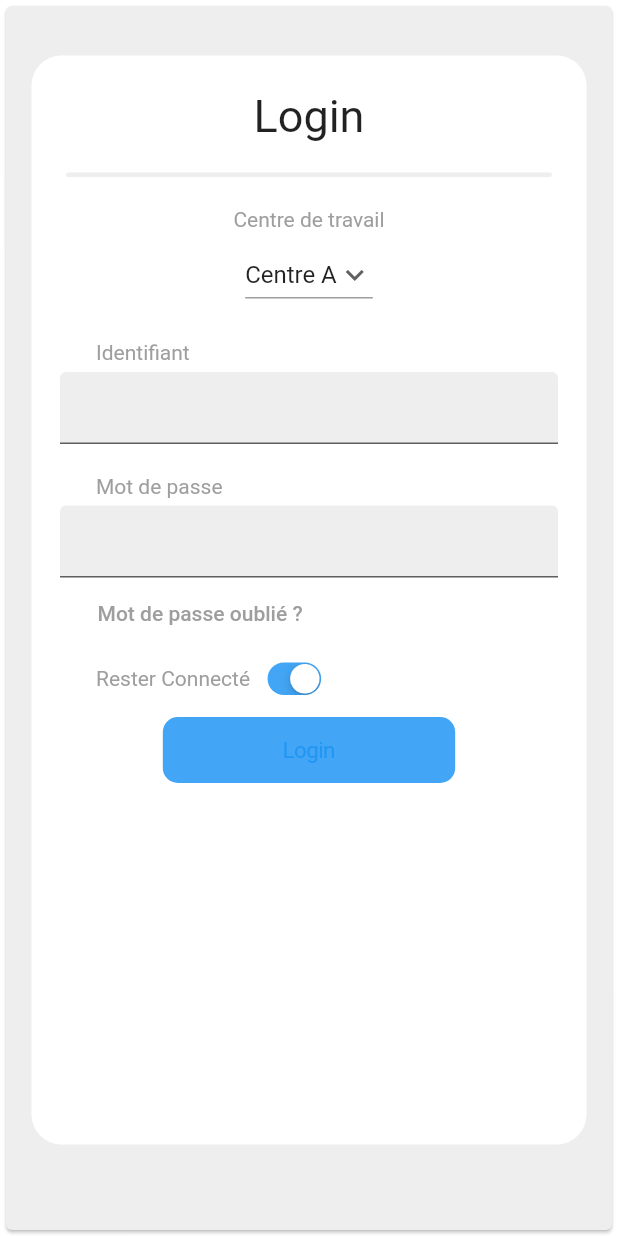
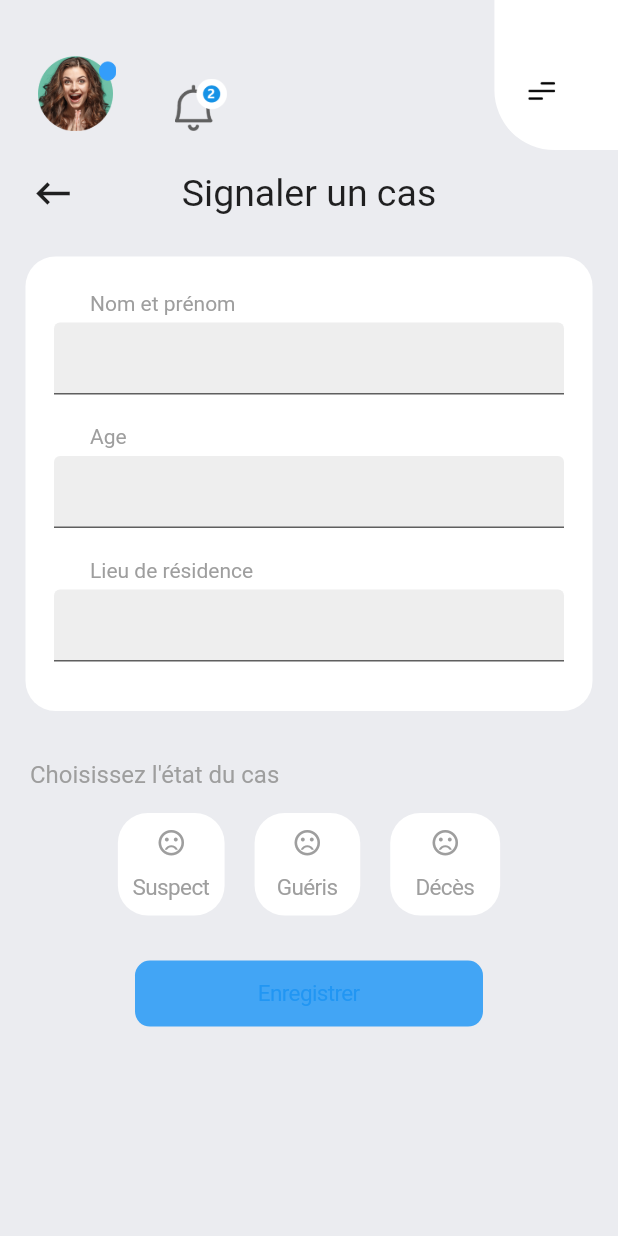
Before and after one commit to cherguiyacine/iSOLVIT, a Flutter app: the screen it shows after launch, on a phone screen of 412 x 824 dp. Run offline on Flutter 3.47's test engine with Material 2 defaults, Android fonts, the phone set to English and light mode, and no system bars; our stand-ins replace fl_chart, page_transition; missing offline and left inert: flutter_overboard, fluttertagselector.

Commit message:
add casepage

```diff
--- /dev/null
+++ b/lib/AddCasePage.dart
@@ -0,0 +1,277 @@
+import 'package:flutter/material.dart';
+import 'package:flutter/cupertino.dart';
+import 'package:iSOLVIT/AccueilPage.dart';
+
+class AddCasePage extends StatefulWidget {
+  @override
+  _AddCasePageState createState() => _AddCasePageState();
+}
+
+class _AddCasePageState extends State<AddCasePage> {
+  String etat = "";
+  TextEditingController controllerNom = new TextEditingController();
+  TextEditingController controllerAge = new TextEditingController();
+  TextEditingController controllerLieu = new TextEditingController();
+
+  Color btn1 = Colors.white;
+  Color btn2 = Colors.white;
+  Color btn3 = Colors.white;
+  Color txt1 = Colors.grey[500];
+  Color txt2 = Colors.grey[500];
+  Color txt3 = Colors.grey[500];
+
+  @override
+  Widget build(BuildContext context) {
+    double width = MediaQuery.of(context).size.width;
+    double height = MediaQuery.of(context).size.height;
+    return MaterialApp(
+      home: SafeArea(
+        child: Scaffold(
+          body: Container(
+            color: Color(0xffEBECF0),
+            child: Column(
+              children: <Widget>[
+                Expanded(
+                  child: ListView(
+                    scrollDirection: Axis.vertical,
+                    children: <Widget>[
+                      CostumBar(height, width, context),
+                      SizedBox(
+                        height: 14,
+                      ),
+                      Row(
+                        children: <Widget>[
+                          Expanded(
+                            child: Padding(
+                              padding: EdgeInsets.only(left: 10),
+                              child: Icon(
+                                Icons.keyboard_backspace,
+                                size: 30,
+                              ),
+                            ),
+                          ),
+                          const Spacer(),
+                          Text('Signaler un cas',
+                              style: TextStyle(
+                                fontSize: 25,
+                              )),
+                          const Spacer(flex: 2),
+                        ],
+                      ),
+                      Padding(
+                        padding: EdgeInsets.fromLTRB(20, 30, 20, 20),
+                        child: Container(
+                          decoration: BoxDecoration(
+                            borderRadius: BorderRadius.circular(20),
+                            color: Colors.white,
+                            boxShadow: [
+                              BoxShadow(color: Colors.white, spreadRadius: 3),
+                            ],
+                          ),
+                          child: Column(
+                            children: <Widget>[
+                              Row(children: <Widget>[
+                                Padding(
+                                  padding: EdgeInsets.only(top: 20, left: 40),
+                                  child: Text('Nom et prénom',
+                                      style: TextStyle(
+                                          fontSize: 14,
+                                          color: Colors.grey[500])),
+                                ),
+                              ]),
+                              Padding(
+                                padding: EdgeInsets.only(
+                                    left: 16, right: 16, top: 5),
+                                child: TextField(
+                                  controller: controllerNom,
+                                  decoration: InputDecoration(
+                                      filled: true,
+                                      fillColor: Colors.grey[200]),
+                                ),
+                              ),
+                              Row(children: <Widget>[
+                                Padding(
+                                  padding: EdgeInsets.only(top: 20, left: 40),
+                                  child: Text('Age',
+                                      style: TextStyle(
+                                          fontSize: 14,
+                                          color: Colors.grey[500])),
+                                ),
+                              ]),
+                              Padding(
+                                padding: EdgeInsets.only(
+                                    left: 16, right: 16, top: 5),
+                                child: TextField(
+                                  controller: controllerAge,
+                                  decoration: InputDecoration(
+                                      filled: true,
+                                      fillColor: Colors.grey[200]),
+                                ),
+                              ),
+                              Row(children: <Widget>[
+                                Padding(
+                                  padding: EdgeInsets.only(top: 20, left: 40),
+                                  child: Text('Lieu de résidence',
+                                      style: TextStyle(
+                                          fontSize: 14,
+                                          color: Colors.grey[500])),
+                                ),
+                              ]),
+                              Padding(
+                                padding: EdgeInsets.only(
+                                    left: 16, right: 16, top: 5, bottom: 30),
+                                child: TextField(
+                                  controller: controllerLieu,
+                                  decoration: InputDecoration(
+                                      filled: true,
+                                      fillColor: Colors.grey[200]),
+                                ),
+                              ),
+                            ],
+                          ),
+                        ),
+                      ),
+                      Padding(
+                        padding: EdgeInsets.only(left: 20, top: 16, bottom: 10),
+                        child: Text('Choisissez l\'état du cas',
+                            style: TextStyle(
+                                fontSize: 16, color: Colors.grey[500])),
+                      ),
+                      Row(
+                          mainAxisAlignment: MainAxisAlignment.center,
+                          children: <Widget>[
+                            Padding(
+                              padding: EdgeInsets.only(top: 6),
+                              child: CupertinoButton(
+                                  child: Column(
+                                    children: <Widget>[
+                                      Icon(
+                                        Icons.sentiment_very_dissatisfied,
+                                        color: txt1,
+                                      ),
+                                      SizedBox(height: 10),
+                                      Text("Suspect",
+                                          style: TextStyle(
+                                              fontSize: 15, color: txt1))
+                                    ],
+                                  ),
+                                  padding: EdgeInsets.fromLTRB(10, 10, 10, 10),
+                                  pressedOpacity: 0.7,
+                                  borderRadius: BorderRadius.circular(20),
+                                  color: btn1,
+                                  onPressed: () {
+                                    etat = "Suspect";
+                                    setState(
+                                      () {
+                                        btn1 = Colors.orange[300];
+                                        txt1 = Colors.white;
+                                        btn2 = btn3 = Colors.white;
+                                        txt2 = txt3 = Colors.grey[500];
+                                      },
+                                    );
+                                  }),
+                            ),
+                            SizedBox(
+                              width: 20,
+                            ),
+                            Padding(
+                              padding: EdgeInsets.only(top: 6),
+                              child: CupertinoButton(
+                                  child: Column(
+                                    children: <Widget>[
+                                      Icon(
+                                        Icons.sentiment_very_dissatisfied,
+                                        color: txt2,
+                                      ),
+                                      SizedBox(height: 10),
+                                      Text("Guéris",
+                                          style: TextStyle(
+                                            fontSize: 15,
+                                            color: txt2,
+                                          ))
+                                    ],
+                                  ),
+                                  padding: EdgeInsets.fromLTRB(15, 10, 15, 10),
+                                  pressedOpacity: 0.7,
+                                  borderRadius: BorderRadius.circular(20),
+                                  color: btn2,
+                                  onPressed: () {
+                                    etat = "Guéris";
+                                    setState(
+                                      () {
+                                        btn2 = Colors.green[300];
+                                        txt2 = Colors.white;
+                                        btn1 = btn3 = Colors.white;
+                                        txt1 = txt3 = Colors.grey[500];
+                                      },
+                                    );
+                                  }),
+                            ),
+                            SizedBox(
+                              width: 20,
+                            ),
+                            Padding(
+                              padding: EdgeInsets.only(top: 6),
+                              child: CupertinoButton(
+                                  child: Column(
+                                    children: <Widget>[
+                                      Icon(
+                                        Icons.sentiment_very_dissatisfied,
+                                        color: txt3,
+                                      ),
+                                      SizedBox(height: 10),
+                                      Text("Décès",
+                                          style: TextStyle(
+                                            fontSize: 15,
+                                            color: txt3,
+                                          ))
+                                    ],
+                                  ),
+                                  padding: EdgeInsets.fromLTRB(17, 10, 17, 10),
+                                  pressedOpacity: 0.7,
+                                  borderRadius: BorderRadius.circular(20),
+                                  color: btn3,
+                                  onPressed: () {
+                                    etat = "Décès";
+                                    setState(
+                                      () {
+                                        btn3 = Colors.red[400];
+                                        txt3 = Colors.white;
+                                        btn1 = btn2 = Colors.white;
+                                        txt1 = txt2 = Colors.grey[500];
+                                      },
+                                    );
+                                  }),
+                            ),
+                          ]),
+                      SizedBox(
+                        height: 20,
+                      ),
+                      Padding(
+                        padding: EdgeInsets.fromLTRB(90, 10, 90, 20),
+                        child: CupertinoButton(
+                            child: Text("Enregistrer",
+                                style: TextStyle(fontSize: 15)),
+                            padding: EdgeInsets.fromLTRB(50, 10, 50, 10),
+                            pressedOpacity: 0.7,
+                            borderRadius: BorderRadius.circular(10),
+                            color: Colors.blue[400],
+                            onPressed: () {
+                              print("Nom et prénom : " + controllerNom.text);
+                              print("Age : " + controllerAge.text);
+                              print(
+                                  "Lieu de résidence : " + controllerLieu.text);
+                              print("Etat : " + etat);
+                            }),
+                      )
+                    ],
+                  ),
+                ),
+              ],
+            ),
+          ),
+        ),
+      ),
+    );
+  }
+}
--- a/lib/main.dart
+++ b/lib/main.dart
@@ -4,6 +4,7 @@ import 'package:iSOLVIT/GetStarted.dart';
 import 'package:iSOLVIT/MenuPage.dart';
 import 'package:iSOLVIT/test.dart';
 
+import 'AddCasePage.dart';
 import 'LoginPage.dart';
 import 'LunchPage.dart';
 import 'LunchPage.dart';
@@ -16,7 +17,7 @@ void main() {
   runApp(
     new MaterialApp(
       title: "iSOLVIT",
-      home: LoginPage(),
+      home: AddCasePage(),
     ),
   );
 }
```
Also changed, not shown: lib/GeneralStatistics.dart (added).
